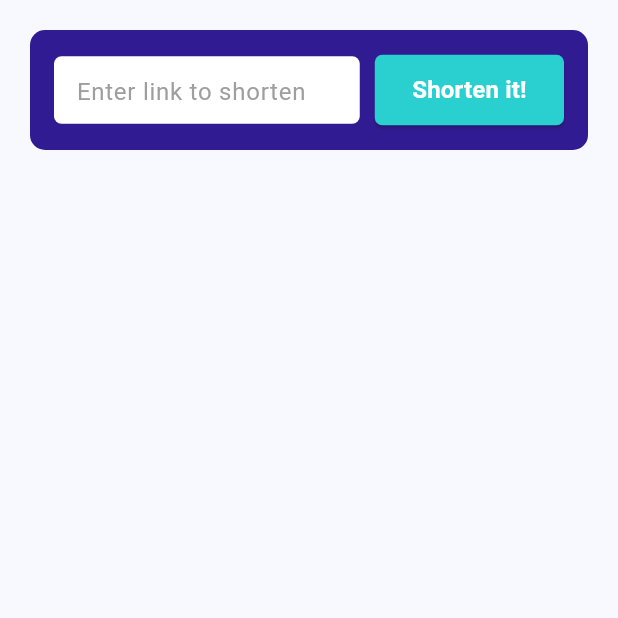
After one commit to uwituzeb/url-shortener-app, a Flutter app: the HomeScreen screen opened by its route, on a phone screen of 412 x 824 dp, the top half of it. The commit adds this screen. Run offline on Flutter 3.47's test engine with Material 3 defaults, Android fonts, the phone set to English and light mode, and no system bars; Roboto replaces fonts that are missing (Outfit).

Commit message:
add home screen and welcome page UI

```diff
--- /dev/null
+++ b/url_shortener/lib/home_screen.dart
@@ -0,0 +1,79 @@
+import 'package:flutter/material.dart';
+
+class HomeScreen extends StatefulWidget {
+  const HomeScreen({super.key});
+
+  @override
+  State<HomeScreen> createState() => _HomeScreenState();
+}
+
+class _HomeScreenState extends State<HomeScreen> {
+  @override
+  Widget build(BuildContext context) {
+    return Scaffold(
+      backgroundColor: const Color(0xFFF8F9FE),
+      body: SafeArea(child: Padding(
+        padding: const EdgeInsets.all(20.0),
+      child: Column(
+        children: [
+          Container(
+            padding: const EdgeInsets.all(16.0),
+            decoration: BoxDecoration(
+              color: Colors.deepPurple.shade900,
+              borderRadius: BorderRadius.circular(10),
+            ),
+            child: Row(
+              children: [
+                Expanded(child: Container(
+                  height: 45,
+                  decoration: BoxDecoration(
+                    color: Colors.white,
+                    borderRadius: BorderRadius.circular(5),
+                  ),
+                  child: const TextField(
+                    decoration: InputDecoration(
+                      hintText: 'Enter link to shorten',
+                      hintStyle: TextStyle(
+                        color: Colors.grey,
+                        fontSize: 16,
+                      ),
+                      border: InputBorder.none,
+                      contentPadding: EdgeInsets.symmetric(
+                        horizontal: 15,
+                        vertical: 10,
+                      )
+                    ),
+                  ),
+                ),
+
+                ),
+                const SizedBox(width: 10),
+                ElevatedButton(
+                  onPressed: () {},
+                  style: ElevatedButton.styleFrom(
+                    backgroundColor: const Color(0xFF2ACFCF),
+                    foregroundColor: Colors.white,
+                    padding: const EdgeInsets.symmetric(
+                      horizontal: 25,
+                      vertical: 12,
+                    ),
+                    shape: RoundedRectangleBorder(
+                      borderRadius: BorderRadius.circular(5),
+                    )
+                  ),
+                  child: const Text(
+                    'Shorten it!',
+                    style: TextStyle(
+                      fontSize: 16,
+                      fontWeight: FontWeight.bold,
+                    ),
+                  ),
+                )
+              ],
+            ),
+          )
+        ],
+      ),))
+    );
+  }
+}
--- a/url_shortener/lib/main.dart
+++ b/url_shortener/lib/main.dart
@@ -1,5 +1,6 @@
 import 'package:flutter/material.dart';
 import 'welcome_screen.dart';
+import 'home_screen.dart';
 
 void main() {
   runApp(const MyApp());
@@ -19,6 +20,8 @@ class MyApp extends StatelessWidget {
       initialRoute: '/welcome',
       routes: {
         '/welcome': (context) => const WelcomeScreen(),
+        '/home': (context) => const HomeScreen(),
+
       },
     );
   }
```
